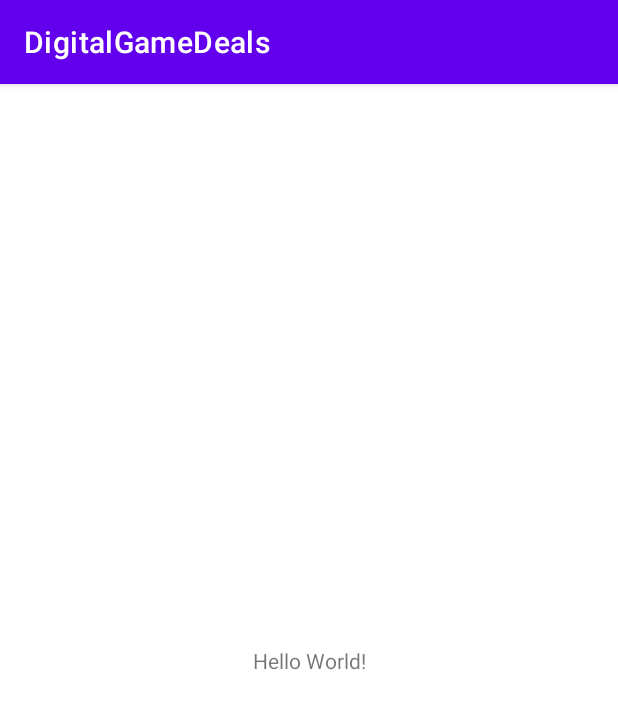
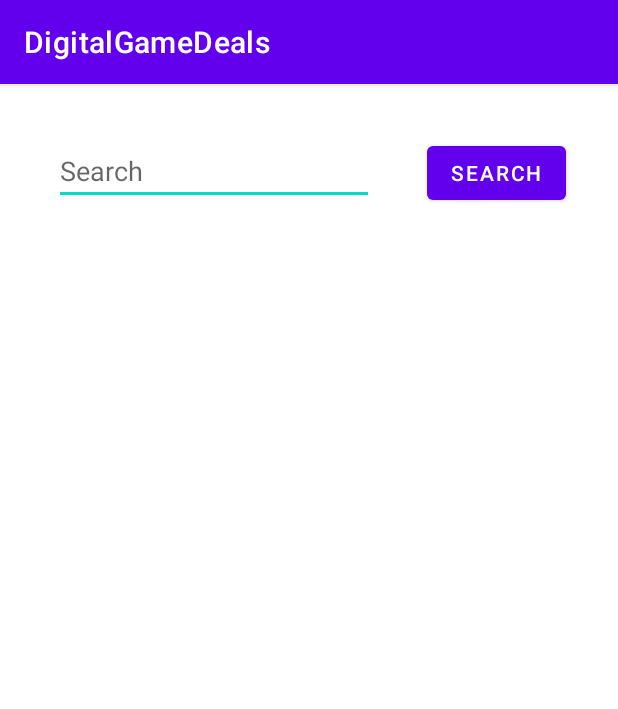
Before and after one commit to AND101-Group15/digitalGameDeals, an Android app: the screen it shows after launch (MainActivity), on a phone screen of 412 x 824 dp. Shown: the top 709 px of the screen. Run offline under Robolectric (Android 15) with nearby library versions, the phone set to English and light mode, and no system bars; libraries missing offline, so code that uses them is left out: com.codepath.asynchttpclient.

Commit message:
updated recyclerView

```diff
--- a/app/build.gradle
+++ b/app/build.gradle
@@ -33,7 +33,7 @@ android {
 }
 
 dependencies {
-
+    implementation 'com.codepath.libraries:asynchttpclient:2.2.0'
     implementation 'androidx.core:core-ktx:1.7.0'
     implementation 'androidx.appcompat:appcompat:1.6.1'
     implementation 'com.google.android.material:material:1.8.0'
--- a/app/src/main/AndroidManifest.xml
+++ b/app/src/main/AndroidManifest.xml
@@ -1,6 +1,8 @@
 <?xml version="1.0" encoding="utf-8"?>
 <manifest xmlns:android="http://schemas.android.com/apk/res/android"
     xmlns:tools="http://schemas.android.com/tools">
+
+    <uses-permission android:name="android.permission.INTERNET" />
 
     <application
         android:allowBackup="true"
--- a/app/src/main/java/com/example/digitalgamedeals/MainActivity.kt
+++ b/app/src/main/java/com/example/digitalgamedeals/MainActivity.kt
@@ -1,11 +1,93 @@
 package com.example.digitalgamedeals
 
+import android.annotation.SuppressLint
+import android.graphics.drawable.ColorDrawable
 import androidx.appcompat.app.AppCompatActivity
 import android.os.Bundle
+import android.util.Log
+import android.view.View
+import android.widget.Button
+import android.widget.EditText
+import androidx.recyclerview.widget.DividerItemDecoration
+import androidx.recyclerview.widget.LinearLayoutManager
+import androidx.recyclerview.widget.RecyclerView
+import com.codepath.asynchttpclient.AsyncHttpClient
+import com.codepath.asynchttpclient.RequestParams
+import com.codepath.asynchttpclient.callback.JsonHttpResponseHandler
+import okhttp3.Headers
+import org.json.JSONObject
 
 class MainActivity : AppCompatActivity() {
+    private lateinit var gameTitleList: MutableList<String>
+    private lateinit var gamePriceList: MutableList<String>
+    private lateinit var rvGame: RecyclerView
+
+
+    @SuppressLint("ResourceAsColor")
     override fun onCreate(savedInstanceState: Bundle?) {
         super.onCreate(savedInstanceState)
         setContentView(R.layout.activity_main)
+
+        gameTitleList = mutableListOf()
+        gamePriceList = mutableListOf()
+        // Set Recycler to invisible until data is passed
+        rvGame = findViewById(R.id.game_list)
+        rvGame.setVisibility(View.GONE);
+
+
+
+
+        val searchBar = findViewById<EditText>(R.id.editTextGameSearch)
+        val button = findViewById<Button>(R.id.button)
+
+        button.setOnClickListener {
+            val search = searchBar.getText().toString()
+            getGameInfo(search)
+
+
+            val adapter = GameAdapter(gameTitleList, gamePriceList)
+            rvGame.adapter = adapter
+            rvGame.layoutManager = LinearLayoutManager(this@MainActivity)
+            rvGame.setVisibility(View.VISIBLE)
+
+
+
+            val mDividerItemDecoration = DividerItemDecoration(this@MainActivity, LinearLayoutManager.VERTICAL)
+            mDividerItemDecoration.setDrawable(ColorDrawable(R.color.black))
+            rvGame.addItemDecoration(mDividerItemDecoration)
+        }
+    }
+
+    private fun getGameInfo(searchBar: String) {
+        val client = AsyncHttpClient()
+        client["https://www.cheapshark.com/api/1.0/games?title=$searchBar", object :
+            JsonHttpResponseHandler() {
+            override fun onFailure(
+                statusCode: Int,
+                headers: Headers?,
+                response: String?,
+                throwable: Throwable?
+            ) {
+                Log.d("Info Fail", "error fetching!")
+            }
+
+
+            override fun onSuccess(statusCode: Int, headers: Headers?, json: JSON?) {
+                Log.d("Info Success", "response successful!")
+                Log.d("Info Success", json.toString())
+
+                var jsonArray = json!!.jsonArray
+
+                for (i in 0 until json.jsonArray.length()) {
+                    val jsonObject: JSONObject = jsonArray.getJSONObject(i)
+                    val title  = jsonObject.getString("external")
+                    gameTitleList.add(title)
+                    val cheapestPrice  = jsonObject.getString("cheapest")
+                    gamePriceList.add(cheapestPrice)
+                }
+
+            }
+
+        }]
     }
 }
--- a/app/src/main/res/layout/activity_main.xml
+++ b/app/src/main/res/layout/activity_main.xml
@@ -6,13 +6,31 @@
     android:layout_height="match_parent"
     tools:context=".MainActivity">
 
-    <TextView
+    <EditText
+        android:id="@+id/editTextGameSearch"
         android:layout_width="wrap_content"
         android:layout_height="wrap_content"
-        android:text="Hello World!"
-        app:layout_constraintBottom_toBottomOf="parent"
-        app:layout_constraintEnd_toEndOf="parent"
+        android:layout_marginStart="36dp"
+        android:ems="10"
+        android:hint="Search"
+        app:layout_constraintBottom_toTopOf="@+id/game_list"
         app:layout_constraintStart_toStartOf="parent"
         app:layout_constraintTop_toTopOf="parent" />
 
+    <Button
+        android:id="@+id/button"
+        android:layout_width="wrap_content"
+        android:layout_height="wrap_content"
+        android:text="Search"
+        app:layout_constraintBaseline_toBaselineOf="@id/editTextGameSearch"
+        app:layout_constraintEnd_toEndOf="parent"
+        app:layout_constraintStart_toEndOf="@+id/editTextGameSearch" />
+
+    <androidx.recyclerview.widget.RecyclerView
+        android:id="@+id/game_list"
+        android:layout_width="match_parent"
+        android:layout_height="match_parent"
+        android:layout_marginTop="116dp" />
+
+
 </androidx.constraintlayout.widget.ConstraintLayout>
```
